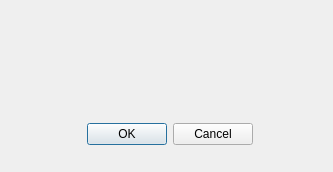
Max1Mcg/IoT_project, file ExitMessage.ui: the form before one commit.
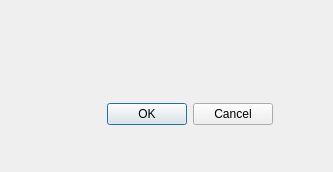
The form after the commit.

```diff
--- a/ExitMessage.ui
+++ b/ExitMessage.ui
@@ -16,8 +16,8 @@
   <widget class="QDialogButtonBox" name="button">
    <property name="geometry">
     <rect>
-     <x>60</x>
-     <y>120</y>
+     <x>80</x>
+     <y>100</y>
      <width>193</width>
      <height>29</height>
     </rect>
@@ -29,8 +29,8 @@
   <widget class="QLabel" name="label">
    <property name="geometry">
     <rect>
-     <x>70</x>
-     <y>30</y>
+     <x>80</x>
+     <y>40</y>
      <width>281</width>
      <height>31</height>
     </rect>
```
